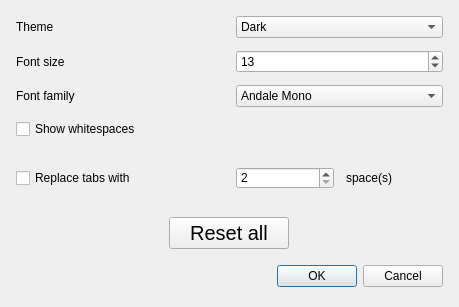
Before: the Qt Designer form ui/preferencesWindow.ui in OmarMogahed2020/pencil, drawn with Qt 5.
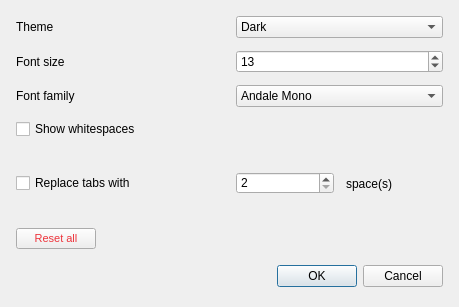
After: the same form once the commit is applied.

Commit message: edit preferences window and make a reset option that updates the UI

Diff of the .ui file:
```diff
--- a/ui/preferencesWindow.ui
+++ b/ui/preferencesWindow.ui
@@ -10,6 +10,18 @@
     <height>307</height>
    </rect>
   </property>
+  <property name="minimumSize">
+   <size>
+    <width>459</width>
+    <height>307</height>
+   </size>
+  </property>
+  <property name="maximumSize">
+   <size>
+    <width>459</width>
+    <height>307</height>
+   </size>
+  </property>
   <property name="windowTitle">
    <string>Preferences</string>
   </property>
@@ -325,24 +337,36 @@
         <widget class="QPushButton" name="pushButton">
          <property name="maximumSize">
           <size>
-           <width>120</width>
+           <width>80</width>
            <height>16777215</height>
           </size>
          </property>
+         <property name="font">
+          <font>
+           <pointsize>8</pointsize>
+          </font>
+         </property>
          <property name="styleSheet">
-          <string notr="true">QPushButton {
-	font-size: 20px;
-}
-
-QPushButton::hover {
-	border: 5px solid rgba(240, 100, 80, 0.3);
-}</string>
+          <string notr="true">color: rgb(237, 51, 59);</string>
          </property>
          <property name="text">
           <string>Reset all</string>
          </property>
         </widget>
        </item>
+       <item>
+        <spacer name="horizontalSpacer">
+         <property name="orientation">
+          <enum>Qt::Orientation::Horizontal</enum>
+         </property>
+         <property name="sizeHint" stdset="0">
+          <size>
+           <width>0</width>
+           <height>0</height>
+          </size>
+         </property>
+        </spacer>
+       </item>
       </layout>
      </item>
      <item>
```
Left out of the diff: 6 changed lines with no effect on the pictures. Lines whose indentation alone changed are shown as unchanged. The commit also changes 8 other files.
